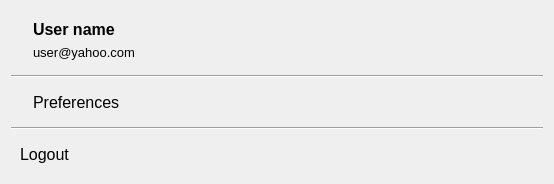
This is Include/imtauthgui/CStandardAccountMenuComp.ui in ImagingTools/ImtCore as Qt 5 draws it before an edit. The edited form follows.
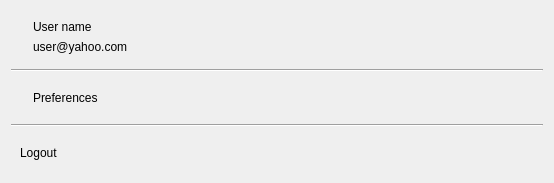
This is the edited form.

Commit message: Reverting fonts in standard account dialog

Diff of the .ui file:
```diff
--- a/Include/imtauthgui/CStandardAccountMenuComp.ui
+++ b/Include/imtauthgui/CStandardAccountMenuComp.ui
@@ -46,13 +46,6 @@
             <height>0</height>
            </size>
           </property>
-          <property name="font">
-           <font>
-            <pointsize>12</pointsize>
-            <weight>75</weight>
-            <bold>true</bold>
-           </font>
-          </property>
           <property name="text">
            <string>User name</string>
           </property>
@@ -60,11 +53,6 @@
         </item>
         <item>
          <widget class="QLabel" name="Email">
-          <property name="font">
-           <font>
-            <pointsize>10</pointsize>
-           </font>
-          </property>
           <property name="text">
            <string>user@yahoo.com</string>
           </property>
@@ -112,13 +100,6 @@
           <verstretch>0</verstretch>
          </sizepolicy>
         </property>
-        <property name="font">
-         <font>
-          <pointsize>12</pointsize>
-          <weight>50</weight>
-          <bold>false</bold>
-         </font>
-        </property>
         <property name="text">
          <string>Preferences</string>
         </property>
@@ -151,13 +132,6 @@
           <verstretch>0</verstretch>
          </sizepolicy>
         </property>
-        <property name="font">
-         <font>
-          <pointsize>12</pointsize>
-          <weight>50</weight>
-          <bold>false</bold>
-         </font>
-        </property>
         <property name="text">
          <string>Logout</string>
         </property>
```
